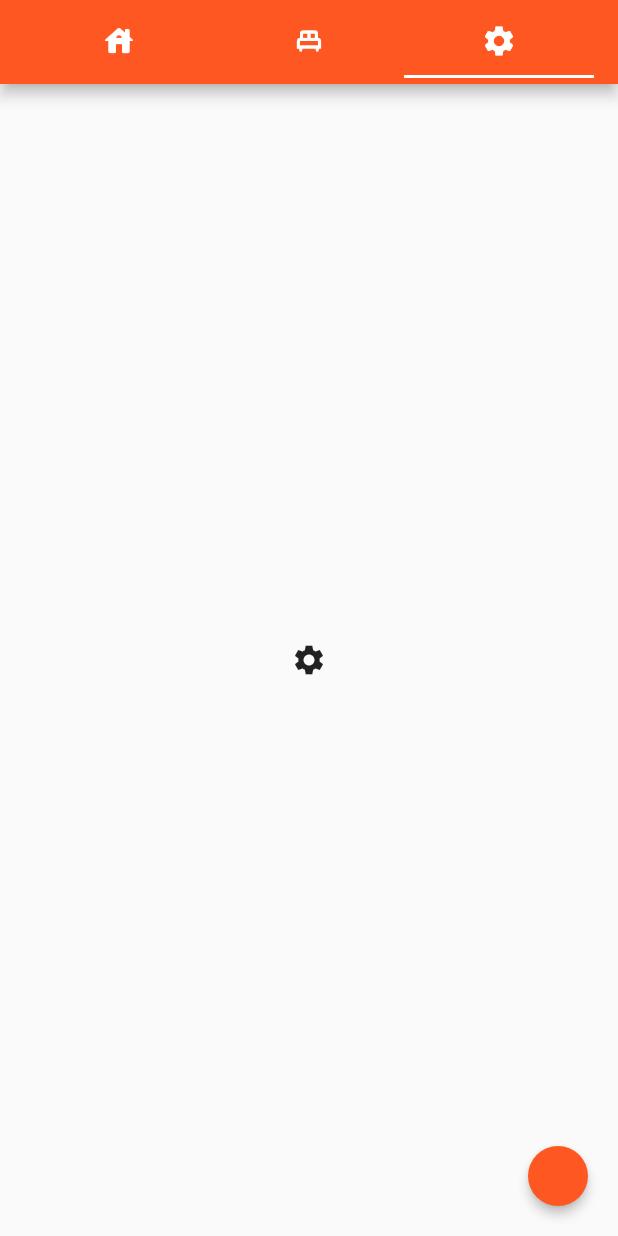
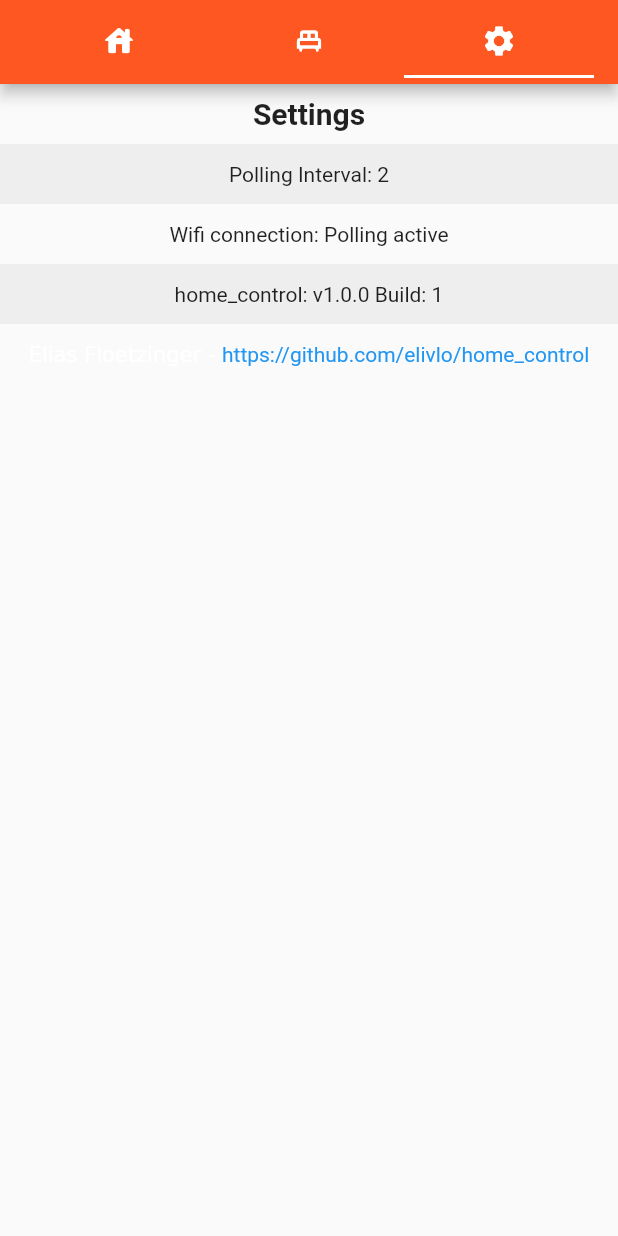
Before and after one commit to elivlo/home_control, a Flutter app: the screen it shows after launch, tab 3 chosen, on a phone screen of 412 x 824 dp. Run offline on Flutter 3.47's test engine with Material 2 defaults, Android fonts, the phone set to English and light mode, and no system bars; our stand-ins replace connectivity, package_info, shared_preferences, sqflite, string_validator; accounts and stored records are empty.

Commit message:
Add #2 features with settings page and comments (#3)
* Add #2 features with settins page and comments
* Add better test_app ci trigger

```diff
--- a/lib/MainTabWidget.dart
+++ b/lib/MainTabWidget.dart
@@ -1,15 +1,23 @@
+import 'package:connectivity/connectivity.dart';
 import 'package:flutter/material.dart';
 import 'package:home_control/deviceControlWidgets/deviceTemplate.dart';
 import 'package:home_control/deviceControlWidgets/switchButton.dart';
 
 import 'package:home_control/subPages/pageNewDevice.dart';
+import 'package:home_control/subPages/settings.dart';
+import 'package:shared_preferences/shared_preferences.dart';
 import 'package:sqflite/sqflite.dart';
 
+
+// HomeController contains data and methods used by other child widgets
 class HomeController extends InheritedWidget {
   final void Function(int page, DeviceControl d) addItem;
   final void Function(int page, DeviceControl d) removeItem;
 
-  const HomeController(this.addItem, this.removeItem, child): super(child: child);
+  final bool wifiConnection;
+  final int pollingTime;
+
+  const HomeController(this.addItem, this.removeItem, this.wifiConnection, this.pollingTime, child): super(child: child);
 
   static HomeController of(BuildContext context) {
     return context.dependOnInheritedWidgetOfExactType<HomeController>();
@@ -17,10 +25,12 @@ class HomeController extends InheritedWidget {
 
   @override
   bool updateShouldNotify(HomeController oldWidget) =>
-    removeItem != removeItem || addItem != addItem;
+    removeItem != removeItem || addItem != addItem
+    || wifiConnection != wifiConnection || pollingTime != pollingTime;
 
 }
 
+// MainTabs shows two Tabs for Devices and one settings tab
 class MainTabs extends StatefulWidget {
   @override
   _MainTabsState createState() => _MainTabsState();
@@ -30,8 +40,11 @@ class _MainTabsState extends State<MainTabs>
     with SingleTickerProviderStateMixin {
   TabController _tabController;
 
+  int _pollingTime;
+  bool _wifiConnection = true;
+  var connection;
+
   List<DeviceControl> firstList = [];
-
   List<DeviceControl> secondList = [];
 
   @override
@@ -39,14 +52,19 @@ class _MainTabsState extends State<MainTabs>
     super.initState();
     _tabController = TabController(length: 3, vsync: this, initialIndex: 0);
     _tabController.addListener(_handleTabIndex);
+    _loadConfig();
     _createAndLoadDB();
+    connection = Connectivity().onConnectivityChanged.listen((ConnectivityResult result) {
+      result == ConnectivityResult.wifi ? _wifiConnection = true : _wifiConnection = false;
+    });
   }
 
   @override
   void dispose() {
+    super.dispose();
     _tabController.removeListener(_handleTabIndex);
     _tabController.dispose();
-    super.dispose();
+    connection.cancel();
   }
 
   @override
@@ -67,6 +85,8 @@ class _MainTabsState extends State<MainTabs>
         body: HomeController(
           _addControlItem,
           _removeControlItem,
+          _wifiConnection,
+          _pollingTime,
           TabBarView(
             controller: _tabController,
             children: [
@@ -78,9 +98,9 @@ class _MainTabsState extends State<MainTabs>
               ReorderableListView(
                 padding: const EdgeInsets.only(top: 10),
                 children: secondList,
-                onReorder: _reorderFirstList,
+                onReorder: _reorderSecondList,
               ),
-              Icon(Icons.settings),
+              Settings(),
             ],
           ),
         ),
@@ -91,13 +111,15 @@ class _MainTabsState extends State<MainTabs>
 
   }
 
+  // _bottomButtons() returns FloatingButtons for adding Devices
   Widget _bottomButtons() {
     if (_tabController.index + 1 == _tabController.length) {
-      return FloatingActionButton(
+      /*return FloatingActionButton(
         elevation: 3.0,
         mini: true,
         onPressed: null,
-      );
+      );*/
+      return null;
     } else {
       return FloatingActionButton(
         child: Icon(Icons.add),
@@ -115,6 +137,16 @@ class _MainTabsState extends State<MainTabs>
     }
   }
 
+  // _loadConfig() loads App Preferences
+  void _loadConfig() async {
+    SharedPreferences prefs = await SharedPreferences.getInstance();
+    _pollingTime = prefs.getInt("polling_time");
+    if (_pollingTime == null || _pollingTime.isNaN) {
+      _pollingTime = 2;
+    }
+  }
+
+  // _createAndLoadDB() loads all Devices stored in Database and delete entry when not a valid Device
   void _createAndLoadDB() async {
     var db = await openDatabase("state.db", onCreate: (db, version) async {
       await db.execute('CREATE TABLE Devices (id INTEGER PRIMARY KEY, page INTEGER, type TEXT, name TEXT, hostname TEXT, tasmota INTEGER)');
@@ -154,6 +186,16 @@ class _MainTabsState extends State<MainTabs>
     });
   }
 
+  void _reorderSecondList(int oldIndex, int newIndex) {
+    setState(() {
+      final Widget tmp = secondList.removeAt(oldIndex);
+      if (newIndex > oldIndex) {
+        newIndex -= 1;
+      }
+      secondList.insert(newIndex, tmp);
+    });
+  }
+
   void _loadDBItem(int page, DeviceControl d) {
     if (page == 0) {
       firstList.add(d);
--- a/lib/communication/communication.dart
+++ b/lib/communication/communication.dart
@@ -1,3 +1,4 @@
+// CommunicationHandler as base for all Devices communication
 abstract class CommunicationHandler {
   CommunicationHandler(this.hostname, this.port);
 
--- a/lib/communication/sonoffMinFirmware.dart
+++ b/lib/communication/sonoffMinFirmware.dart
@@ -3,6 +3,7 @@ import 'dart:async';
 
 import 'package:home_control/communication/communication.dart';
 
+// SonoffMinFirmware to controll my MinSonoffBasicFirmware
 class SonoffMinFirmware extends CommunicationHandler{
   SonoffMinFirmware(String hostname, int port) : super(hostname, port);
 
--- a/lib/communication/tasmota.dart
+++ b/lib/communication/tasmota.dart
@@ -3,6 +3,8 @@ import 'dart:async';
 
 import 'package:home_control/communication/communication.dart';
 
+// SonoffMinFirmware to controll all Tasmota Devices
+// TODO: May split in sub Classes when it gets bigger
 class TasmotaHTTPConnector extends CommunicationHandler {
   TasmotaHTTPConnector(String hostname) : super(hostname, 80);
 
--- a/lib/deviceControlWidgets/deviceTemplate.dart
+++ b/lib/deviceControlWidgets/deviceTemplate.dart
@@ -3,10 +3,13 @@ import 'dart:async';
 import 'package:flutter/material.dart';
 import 'package:string_validator/string_validator.dart';
 
+import '../MainTabWidget.dart';
+
 const List<String> devices = [
   "Simple Switch",
 ];
 
+// DeviceControl Widget Base for all Devices to control
 abstract class DeviceControl extends StatefulWidget {
   DeviceControl({Key key, @required this.name, @required this.hostname, @required this.page, @required this.deviceNAME}) : super(key: key);
 
@@ -19,25 +22,30 @@ abstract class DeviceControl extends StatefulWidget {
   void saveToDataBase();
 }
 
+// DeviceControlState Widget Base for all Devices to control
 abstract class DeviceControlState<T extends DeviceControl> extends State<T> {
   DeviceControlState(){
+    homeController = HomeController.of(context);
     Timer.run(() { pollDeviceStatus(); });
     poller = Timer.periodic(Duration(seconds: 2), (Timer t) {
-      pollDeviceStatus();
+      if (homeController.wifiConnection)
+        pollDeviceStatus();
     });
   }
 
+  HomeController homeController;
   Timer poller;
 
   void pollDeviceStatus();
 
   @override
   void dispose(){
+    super.dispose();
     poller.cancel();
-    super.dispose();
   }
 }
 
+// DeviceConfig Widget Base for add/setup DeviceControl to List
 abstract class DeviceConfig extends StatefulWidget {
   DeviceConfig({Key key, @required this.page}) : super(key: key);
 
--- a/lib/deviceControlWidgets/switchButton.dart
+++ b/lib/deviceControlWidgets/switchButton.dart
@@ -6,6 +6,8 @@ import 'package:home_control/communication/sonoffMinFirmware.dart';
 import 'package:home_control/communication/tasmota.dart';
 import 'package:home_control/deviceControlWidgets/deviceTemplate.dart';
 
+// SimpleSwitch Widget to use with Tasmota (Sonoff Basic) when only on or off is needed
+// Also for use with my MinSonoffBasicFirmware
 class SimpleSwitch extends DeviceControl {
   SimpleSwitch({@required Key key, @required String name, @required hostname, @required page, @required this.tasmota}) : super(key: key, name: name, hostname: hostname, page: page, deviceNAME: "Simple Switch");
 
@@ -129,6 +131,8 @@ class SwitchButtonState extends DeviceControlState<SimpleSwitch> {
   }
 }
 
+// SimpleSwitchConfig to use with Tasmota (Sonoff Basic) when only on or off is needed
+// Also for use with my MinSonoffBasicFirmware
 class SimpleSwitchConfig extends DeviceConfig {
   SimpleSwitchConfig({Key key, @required page}) : super(key: key, page: page);
 
--- a/lib/subPages/pageNewDevice.dart
+++ b/lib/subPages/pageNewDevice.dart
@@ -2,6 +2,7 @@ import 'package:flutter/material.dart';
 import 'package:home_control/deviceControlWidgets/deviceTemplate.dart';
 import 'package:home_control/deviceControlWidgets/switchButton.dart';
 
+// NewDevicePage Widget shown when clicked on FloatingActionButton
 class NewDevicePage extends StatefulWidget {
   NewDevicePage(this.page);
 
--- /dev/null
+++ b/lib/subPages/settings.dart
@@ -0,0 +1,94 @@
+import 'package:flutter/cupertino.dart';
+import 'package:flutter/gestures.dart';
+import 'package:flutter/material.dart';
+import 'package:package_info/package_info.dart';
+import 'package:url_launcher/url_launcher.dart';
+
+import '../MainTabWidget.dart';
+
+// Settings Widget shown in settings tab
+class Settings extends StatefulWidget {
+  static String owner = "Elias Floetzinger";
+  static String gitproject = "https://github.com/elivlo/home_control";
+
+  @override
+  SettingsState createState() {
+    return SettingsState();
+  }
+}
+
+class SettingsState extends State<Settings> {
+
+  String info = "";
+
+  @override
+  void initState() {
+    super.initState();
+    getInfo();
+  }
+
+  void getInfo() async {
+    PackageInfo packageInfo = await PackageInfo.fromPlatform();
+    info = packageInfo.appName + ": v" + packageInfo.version + " Build: " + packageInfo.buildNumber;
+  }
+
+  @override
+  Widget build(BuildContext context) {
+    final HomeController h = HomeController.of(context);
+
+    return Container(
+        child: ListView(
+          padding: const EdgeInsets.only(bottom: 20),
+
+          children: [
+            Container(
+              alignment: Alignment(0, 0),
+              child: Text("Settings", textAlign: TextAlign.left, style: TextStyle(fontWeight: FontWeight.bold, fontSize: 20),),
+              height: 40,
+            ),
+            Container(
+              alignment: Alignment(0, 0),
+              color: Colors.grey.shade200,
+              child: Text("Polling Interval: " + h.pollingTime.toString(), textAlign: TextAlign.center),
+              height: 40,
+            ),
+            Container(
+              alignment: Alignment(0, 0),
+              child: Text(h.wifiConnection ? "Wifi connection: Polling active" : "No Wifi connection: Polling inactive", textAlign: TextAlign.center),
+              height: 40,
+            ),
+            Container(
+              alignment: Alignment(0, 0),
+              color: Colors.grey.shade200,
+              child: Text(info, textAlign: TextAlign.center),
+              height: 40,
+            ),
+            Container(
+              alignment: Alignment(0, 0),
+              child: RichText(text: TextSpan(
+                children: [
+                  TextSpan(
+                    text: Settings.owner + " - "
+                  ),
+                  TextSpan(
+                    text: Settings.gitproject,
+                    style: TextStyle(color: Colors.blue),
+                    recognizer: TapGestureRecognizer()..onTap = () {
+                      _launchBrowser(Settings.gitproject);
+                    }
+                  )
+                ]
+              ),),
+              height: 40,
+            ),
+          ],
+        ),
+    );
+  }
+
+  void _launchBrowser(String url) async {
+    if (await canLaunch(url) != null) {
+      await launch(url);
+    }
+  }
+}
```
Also changed, not shown: pubspec.yaml (+5 -11 lines), pubspec.lock, 2 other files.
